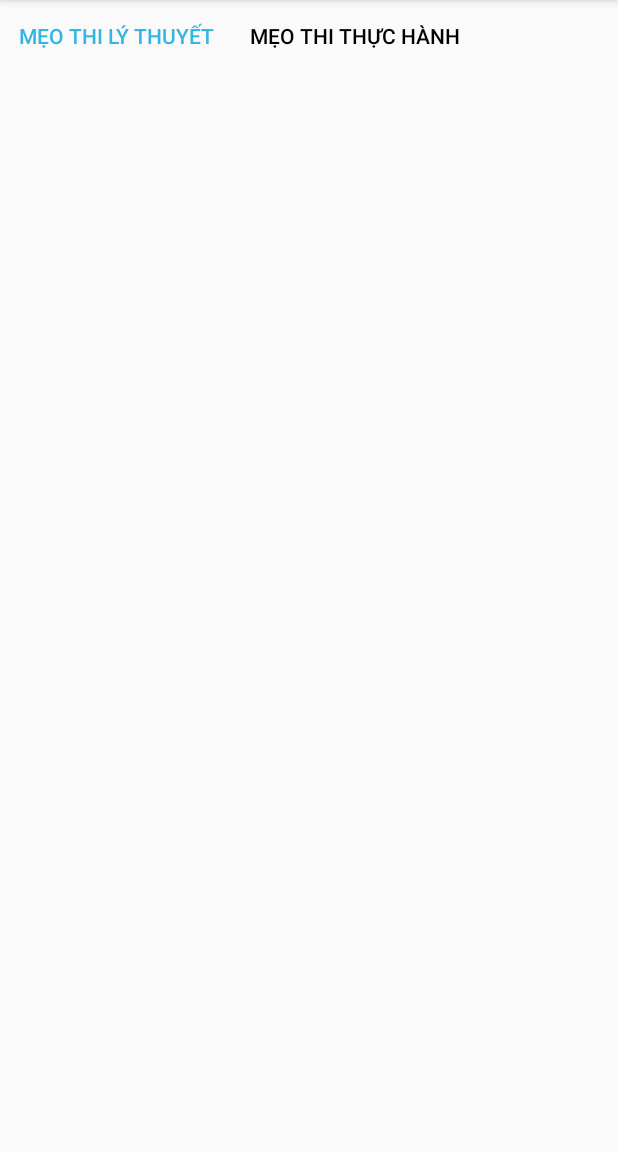
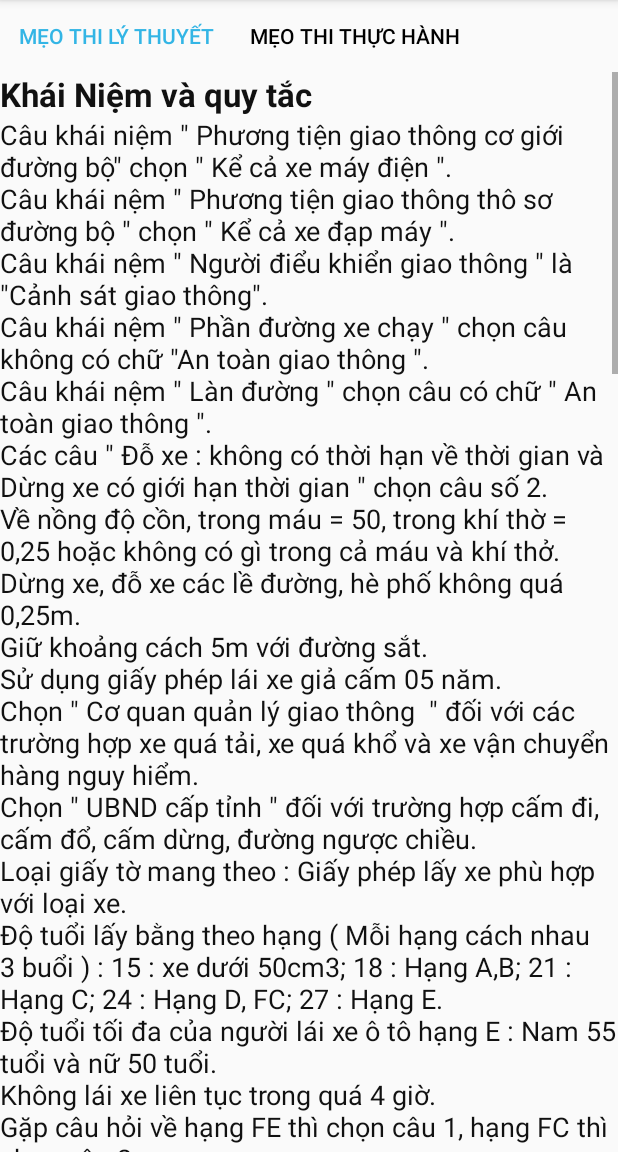
Before and after one commit to phanletrongnhan/Android-cuoiky, an Android app: the FragmentMeoThiLyThuyet screen opened directly, with no data from a screen before it, on a phone screen of 412 x 824 dp, the part 84-1236 px from its top. Run offline under Robolectric (Android 15) with nearby library versions, the phone set to English and light mode, and no system bars.

Commit message:
Reload meo li thuyet va thuc hanh

```diff
--- a/BangLaiXe/app/src/main/java/com/example/banglaixe/FragmentMeoThiLyThuyet.java
+++ b/BangLaiXe/app/src/main/java/com/example/banglaixe/FragmentMeoThiLyThuyet.java
@@ -4,17 +4,82 @@ import android.os.Bundle;
 import android.view.LayoutInflater;
 import android.view.View;
 import android.view.ViewGroup;
+import android.widget.ListView;
+import android.widget.Toast;
 
 import androidx.annotation.NonNull;
 import androidx.annotation.Nullable;
 import androidx.fragment.app.Fragment;
 
+import java.util.ArrayList;
+
 public class FragmentMeoThiLyThuyet extends Fragment {
+
+    private ListView lvMeoLyThuyet;
+    private ArrayList<Meo_Ly_Thuyet> mangMeoLyThuyet;
+
     private View mRootView;
+
+    public FragmentMeoThiLyThuyet() {
+
+    }
+
     @Nullable
     @Override
     public View onCreateView(@NonNull LayoutInflater inflater, @Nullable ViewGroup container, @Nullable Bundle savedInstanceState) {
-        mRootView = inflater.inflate(R.layout.fragment_meo_thi_ly_thuyet,container,false);
+        mRootView = inflater.inflate(R.layout.list_meo_ly_thuyet,container,false);
         return mRootView;
     }
+
+    @Override
+    public void onViewCreated(@NonNull View view, @Nullable Bundle savedInstanceState) {
+        super.onViewCreated(view, savedInstanceState);
+
+
+        lvMeoLyThuyet = (ListView) getView()  .findViewById(R.id.listViewMeoLT);
+        mangMeoLyThuyet = new ArrayList<Meo_Ly_Thuyet>();
+
+        mangMeoLyThuyet.add(new Meo_Ly_Thuyet("Khái Niệm và quy tắc","Câu khái niệm \" Phương tiện giao thông cơ giới đường bộ\" chọn \" Kể cả xe máy điện \".\n" +
+                "Câu khái nệm \" Phương tiện giao thông thô sơ đường bộ \" chọn \" Kể cả xe đạp máy \".\n" +
+                "Câu khái nệm \" Người điểu khiển giao thông \" là \"Cảnh sát giao thông\".\n" +
+                "Câu khái nệm \" Phần đường xe chạy \" chọn câu không có chữ \"An toàn giao thông \".\n" +
+                "Câu khái nệm \" Làn đường \" chọn câu có chữ \" An toàn giao thông \".\n" +
+                "Các câu \" Đỗ xe : không có thời hạn về thời gian và Dừng xe có giới hạn thời gian \" chọn câu số 2.\n" +
+                "Về nồng độ cồn, trong máu = 50, trong khí thờ = 0,25 hoặc không có gì trong cả máu và khí thở.\n" +
+                "Dừng xe, đỗ xe các lề đường, hè phố không quá 0,25m.\n" +
+                "Giữ khoảng cách 5m với đường sắt.\n" +
+                "Sử dụng giấy phép lái xe giả cấm 05 năm.\n" +
+                "Chọn \" Cơ quan quản lý giao thông  \" đối với các trường hợp xe quá tải, xe quá khổ và xe vận chuyển hàng nguy hiểm.\n" +
+                "Chọn \" UBND cấp tỉnh \" đối với trường hợp cấm đi, cấm đổ, cấm dừng, đường ngược chiều.\n" +
+                "Loại giấy tờ mang theo : Giấy phép lấy xe phù hợp với loại xe.\n" +
+                "Độ tuổi lấy bằng theo hạng ( Mỗi hạng cách nhau 3 buổi ) : 15 : xe dưới 50cm3; 18 : Hạng A,B; 21 : Hạng C; 24 : Hạng D, FC; 27 : Hạng E.\n" +
+                "Độ tuổi tối đa của người lái xe ô tô hạng E : Nam 55 tuổi và nữ 50 tuổi.\n" +
+                "Không lái xe liên tục trong quá 4 giờ.\n" +
+                "Gặp câu hỏi về hạng FE thì chọn câu 1, hạng FC thì chọn câu 2.\n" +
+                "Tốc độ giới hạn của xe : Bên ngoài khu dân cư 80km/h < 3,5 tấn, 70km/h > 3,5 tấn.\n" +
+                "Tốc độ của xe ô tô trên đường cao tốc, bạn lấy tốc độ ( lớn nhất ) trong câu hỏi đó rồi trừ cho 30 thì sẽ ra đáp án đúng.\n"));
+
+
+        mangMeoLyThuyet.add(new Meo_Ly_Thuyet("Hệ thống biển báo","Đối với các câu có biển báo hiệu lệnh được đặt trước ngã ba, ngã tư. Chọn caai 1 nếu câu hỏi 1 dòng, câu 3 nếu câu hỏi có 2 dòng.\n" +
+                "Biển báo cấm máy kéo thì không cấm ô tô tải và ngược lại.\n" +
+                "Biển báo cấm rẽ trái thì cấm quay đầu và biển báo cấm quay đầu thì không cấm rẽ trái.\n"));
+
+
+        mangMeoLyThuyet.add(new Meo_Ly_Thuyet("Sa hình","Đối với các câu hỏi liên quan đến việc điều khiển của CSGT, CSGT giơ tay thẳng lên thì các loại xe phải dừng lại, đưa 1 hoặc 2 tay giang ngang thì các xe trứớc và đằng sau phải dùng lại\n" +
+                "Đường giao nhau có vòng xuyến nhường bên trái, không có vòng xuyến nhường bên phải.\n" +
+                "Thấy xuất hiện \" Công an \" thì chọn câu số 3\n" +
+                "Xe nào đã vào ngã tư thì xe đó có quyền ưu tiên đi trước cao nhất.\n" +
+                "Tiếp đó đến các xe ưu tiên. Trong các xe ưu tiên thì xe cứu hỏa có ưu tiên xe quân sự, xe công an, xe cứu thương.\n" +
+                "Tiếp đó nếu cùng là xe ưu tiên hoặc cùng là xe không ưu tiên thì có quyền đi trước ( Xem biển báo hoặc tín hiệu đèn ).\n" +
+                "Xe nào không vướng xe khác ở bên phải có quyền đi trước. Thứ tự ưu tiên tiếp theo : xe rẽ phải => xe đi thằng => Xe rẽ trái. \n"));
+
+        MeoLyThuyetAdapter adapter = new MeoLyThuyetAdapter(
+                getActivity(),
+                R.layout.fragment_meo_thi_ly_thuyet,
+                mangMeoLyThuyet
+        );
+       lvMeoLyThuyet.setAdapter(adapter);
+
+
+    }
 }
--- a/BangLaiXe/app/src/main/java/com/example/banglaixe/FragmentMeoThiThucHanh.java
+++ b/BangLaiXe/app/src/main/java/com/example/banglaixe/FragmentMeoThiThucHanh.java
@@ -4,17 +4,74 @@ import android.os.Bundle;
 import android.view.LayoutInflater;
 import android.view.View;
 import android.view.ViewGroup;
+import android.widget.ListView;
 
 import androidx.annotation.NonNull;
 import androidx.annotation.Nullable;
 import androidx.fragment.app.Fragment;
 
+import java.util.ArrayList;
+
 public class FragmentMeoThiThucHanh extends Fragment {
+    private ListView lvMeoThucHanh;
+    private ArrayList<Meo_Thuc_Hanh> mangMeoThucHanh;
+
     private View mRootView;
+
+    public FragmentMeoThiThucHanh() {
+
+    }
+
     @Nullable
     @Override
     public View onCreateView(@NonNull LayoutInflater inflater, @Nullable ViewGroup container, @Nullable Bundle savedInstanceState) {
-        mRootView = inflater.inflate(R.layout.fragment_meo_thi_thuc_hanh,container,false);
+        mRootView = inflater.inflate(R.layout.list_meo_thuc_hanh,container,false);
         return mRootView;
     }
-}
+
+    @Override
+    public void onViewCreated(@NonNull View view, @Nullable Bundle savedInstanceState) {
+        super.onViewCreated(view, savedInstanceState);
+
+
+        lvMeoThucHanh = (ListView) getView()  .findViewById(R.id.listViewMeoTH);
+        mangMeoThucHanh = new ArrayList<Meo_Thuc_Hanh>();
+
+        mangMeoThucHanh.add(new Meo_Thuc_Hanh("Giới Thiệu","Hiện nay, Trong việc thi bằng lái xe máy thì phần thi thực hành chấm điểm tự động bằng chip. Do máy tự động chấm điểm nên việc thi thực hành tỷ lệ trượt nhiều hơn trước. Qua quá trình tổ chức thi sát hạch qua rất nhiều học viên đúc kết ra một số mẹo cần chuẩn bị trước để thi đảm bảo đỗ 100%\n" +
+                "\n" +
+                "1. Tập trước vòng số 8 ở nhà.\n" +
+                "Phần thi thực hành trượt nhiều nhất là ở phần thi vòng số 8. Do đó, việc bạn đã biết đi xe máy thành thạo nhưng chưa tập qua vòng số 8  thì cũng rất dễ bị trượt. Bạn nên tập trung qua vòng số 8 càng nhiều lần càng tốt. Ít nhất là lúc đi xe vào trong vòng số 8 không còn cảm thấy loạng choạng.\n" +
+                "\n" +
+                "2. Hôm thi lên sân thi thật sớm.\n" +
+                "Tại sao chúng tôi lại khuyên bạn như vậy ? Bởi vì xe bạn thì bạn quen với nó, đi rất ngon lành. Nhưng xe của sân thi thì khác rất nhiều đấy, nếu bạn không đến sớm để làm quen với nó thì cũng rất dễ trượt. Hơn nữa, buổi thi thường sẽ có rất đông người. Nếu bạn đến sớm thì không phải chờ lâu mới được tập xe. Còn nếu đến muộn thì khả năng cao phải xếp hàng dài mới đến lượt mình.\n" +
+                "\n" +
+                "3. Cách đi để không bị chạm vạch\n" +
+                "Đi xe vào từ mép ngoài bên trái, bởi vì như thế thì bánh sau mới không bị đè lên vạch. Nếu bạn đi vào từ mép ngoài bên phải thì bánh trước vào rất ngon lành, nhưng rất tiếc bánh sau sẽ bị đè lên vạch ngay. Tương tự lúc ra khỏi vòng số 8 cũng như vậy. Bạn phải cho xe ra từ mép ngoài bên trái, nếu không bánh sau của xe cũng sẽ đè lên vạch.\n" +
+                "\n" +
+                "Lưu Ý : Lúc thi thực hành bạn nên để xe ở số 3 mà đi. Bởi vì số 4 thì có thể hơi yếu, nhưng số 1,2 thì sẽ bị giật mạnh. Phần đường gồ ghề bạn nên để số 3 đi và nên đi chậm chậm vừa phải nếu không muốn bay luôn cả người và xe ra ngoài.\n"));
+
+        mangMeoThucHanh.add(new Meo_Thuc_Hanh("Bài 1 : Chạy Theo Vòng Số 8","Phần 1 : Chạy theo vòng số 8\n" +
+                "\n" +
+                " - Khi nghe gọi tên vào thi thực hành bài thi sát hạch lái xe mô tô thí sinh nhận xe, đội mũ bảo hiểm, gạt chống xe và nổ máy đưa xe vào vị trí xuất phát.\n" +
+                "\n" +
+                " - Trong phần thi số 1 thí sonh phải nhớ nguyên tắc vào 8 ra 3, phải chạy đủ vòng. Nên chạy với tốc độ vừa phải trong suốt lộ trình.\n" +
+                "\n" +
+                " - Khi nghe hiệu lệnh của người chấm thi thì thí sinh bất đầu phần thi số 1 của phần thi thực hành thi sát hạch lái xe mô tô.\n" +
+                "\n" +
+                " - Gài số vào hình, xuất phát rẽ phải đi 1 vòng số 8 theo mũi tên đỏ sau đó vòng ra cửa số 2 theo hướng mũi tên xanh.\n" +
+                "\n" +
+                " => Lưu Ý : Trong phần này thì thí sinh nên để số 2 đi luôn cho nóng máy. Khi chạy sa hình số 8, thí sinh mêm hạn nhẹ tay ga xuống. Tuy nhiên tốc độ không nên quá chậm, nếu nhanh thì thí sinh có thể ra thẳng từ từ để phần bánh trước của xe mình bám vào vành ngoài của vòng số 8. Đây là phần thi khó nhất của bài thi thực hành sát hạch lái xe mô tô và giám khảo cũng thương quan sát kỹ phần thi này nên các bạn cần lưu ý.\n"));
+
+        mangMeoThucHanh.add(new Meo_Thuc_Hanh("Bài 2 : Chạy Vào Đường Hẹp"," Trong Phần này Đường đi khá hẹp nên các bạn thí sinh cần lưu ý chỉ nên đi với tốc độ vừa phải, và đi giữa đường để tránh bị chạm vạch."));
+
+        mangMeoThucHanh.add(new Meo_Thuc_Hanh("Bài 3 : Chạy Đường Quanh Co"," Trong phần 3 của bài thi thực hành thi sát hạch lái xe mô tô, thí sinh nên nhảy ga đều đặn để xe chạy nhịp nhành. Phần thi này đòi nhỏi học viên cần có kĩ năng đi vòng cua."));
+
+        mangMeoThucHanh.add(new Meo_Thuc_Hanh("Bài 4 : Chạy Đường Quanh Co"," Đây là phần thi thực hành cuối cùng. Các thí sinh phải giữ vững tay lái của mình trsanh tình trạng mất lái, không nên đi với tốc độ quá chậm vì sẽ dễ ngã ảnh hưởng đến bài thi."));
+
+        MeoThucHanhAdapter adapter = new MeoThucHanhAdapter(
+                getActivity(),
+                R.layout.fragment_meo_thi_thuc_hanh,
+                mangMeoThucHanh
+        );
+        lvMeoThucHanh.setAdapter(adapter);
+}}
--- a/BangLaiXe/app/src/main/java/com/example/banglaixe/MeoLyThuyetAdapter.java
+++ b/BangLaiXe/app/src/main/java/com/example/banglaixe/MeoLyThuyetAdapter.java
@@ -1,4 +1,52 @@
 package com.example.banglaixe;
 
-public class MeoLyThuyetAdapter {
+import android.content.Context;
+import android.text.Layout;
+import android.view.LayoutInflater;
+import android.view.View;
+import android.view.ViewGroup;
+import android.widget.BaseAdapter;
+import android.widget.TextView;
+
+import java.util.ArrayList;
+import java.util.List;
+
+public class MeoLyThuyetAdapter extends BaseAdapter {
+    Context myContext;
+    int myLayout;
+    List<Meo_Ly_Thuyet> arrayMeoLT;
+
+    public MeoLyThuyetAdapter(Context context, int layout, ArrayList<Meo_Ly_Thuyet> meoLTList){
+            myContext = context;
+            myLayout = layout;
+            arrayMeoLT = meoLTList;
+    }
+
+    @Override
+    public int getCount() {
+        return arrayMeoLT.size();
+    }
+
+    @Override
+    public Object getItem(int position) {
+        return null;
+    }
+
+    @Override
+    public long getItemId(int position) {
+        return 0;
+    }
+
+    @Override
+    public View getView(int position, View convertView, ViewGroup parent) {
+        LayoutInflater inflater = (LayoutInflater) myContext.getSystemService(Context.LAYOUT_INFLATER_SERVICE);
+        convertView = inflater.inflate(myLayout, null);
+
+        TextView txtTenMeo = (TextView) convertView.findViewById(R.id.textViewTenMeoLT);
+        txtTenMeo.setText(arrayMeoLT.get(position).TenMeoLT);
+
+        TextView txtNoiDungMeo = (TextView) convertView.findViewById(R.id.textViewNoiDung);
+        txtNoiDungMeo.setText(arrayMeoLT.get(position).NoiDungMeoLT);
+        return convertView;
+    }
 }
--- a/BangLaiXe/app/src/main/java/com/example/banglaixe/MeoThucHanhAdapter.java
+++ b/BangLaiXe/app/src/main/java/com/example/banglaixe/MeoThucHanhAdapter.java
@@ -1,4 +1,51 @@
 package com.example.banglaixe;
 
-public class MeoThucHanhAdapter {
+import android.content.Context;
+import android.view.LayoutInflater;
+import android.view.View;
+import android.view.ViewGroup;
+import android.widget.BaseAdapter;
+import android.widget.TextView;
+
+import java.util.ArrayList;
+import java.util.List;
+
+public class MeoThucHanhAdapter extends BaseAdapter {
+    Context myContext;
+    int myLayout;
+    List<Meo_Thuc_Hanh> arrayMeoTH;
+
+    public MeoThucHanhAdapter(Context context, int layout, ArrayList<Meo_Thuc_Hanh> meoTHList){
+        myContext = context;
+        myLayout = layout;
+        arrayMeoTH = meoTHList;
+    }
+
+    @Override
+    public int getCount() {
+        return arrayMeoTH.size();
+    }
+
+    @Override
+    public Object getItem(int position) {
+        return null;
+    }
+
+    @Override
+    public long getItemId(int position) {
+        return 0;
+    }
+
+    @Override
+    public View getView(int position, View convertView, ViewGroup parent) {
+        LayoutInflater inflater = (LayoutInflater) myContext.getSystemService(Context.LAYOUT_INFLATER_SERVICE);
+        convertView = inflater.inflate(myLayout, null);
+
+        TextView txtTenMeoTH = (TextView) convertView.findViewById(R.id.textViewTenTH);
+        txtTenMeoTH.setText(arrayMeoTH.get(position).TenMeoTH);
+
+        TextView txtNoiDungMeoTH = (TextView) convertView.findViewById(R.id.textViewNoiDungTH);
+        txtNoiDungMeoTH.setText(arrayMeoTH.get(position).NoiDungMeoTH);
+        return convertView;
+    }
 }
--- a/BangLaiXe/app/src/main/java/com/example/banglaixe/Meo_Ly_Thuyet.java
+++ b/BangLaiXe/app/src/main/java/com/example/banglaixe/Meo_Ly_Thuyet.java
@@ -1,4 +1,11 @@
 package com.example.banglaixe;
 
 public class Meo_Ly_Thuyet {
+    public String TenMeoLT;
+    public String NoiDungMeoLT;
+
+    public Meo_Ly_Thuyet(String tenMeoLT, String noiDungMeoLT) {
+        TenMeoLT = tenMeoLT;
+        NoiDungMeoLT = noiDungMeoLT;
+    }
 }
--- a/BangLaiXe/app/src/main/java/com/example/banglaixe/Meo_Thuc_Hanh.java
+++ b/BangLaiXe/app/src/main/java/com/example/banglaixe/Meo_Thuc_Hanh.java
@@ -1,4 +1,11 @@
 package com.example.banglaixe;
 
 public class Meo_Thuc_Hanh {
+    public String TenMeoTH;
+    public String NoiDungMeoTH;
+
+    public Meo_Thuc_Hanh(String tenMeoTH, String noiDungMeoTH) {
+        TenMeoTH = tenMeoTH;
+        NoiDungMeoTH = noiDungMeoTH;
+    }
 }
--- a/BangLaiXe/app/src/main/res/layout/fragment_meo_thi_ly_thuyet.xml
+++ b/BangLaiXe/app/src/main/res/layout/fragment_meo_thi_ly_thuyet.xml
@@ -3,4 +3,20 @@
     android:orientation="vertical" android:layout_width="match_parent"
     android:layout_height="match_parent">
 
+    <TextView
+        android:id="@+id/textViewTenMeoLT"
+        android:layout_width="match_parent"
+        android:layout_height="wrap_content"
+        android:text="Large Text"
+        android:textStyle="bold"
+        android:textColor="#111"
+        android:textAppearance="@style/TextAppearance.AppCompat.Large" />
+
+    <TextView
+        android:id="@+id/textViewNoiDung"
+        android:layout_width="match_parent"
+        android:layout_height="wrap_content"
+        android:text="Medium text"
+        android:textColor="#111"
+        android:textAppearance="@style/TextAppearance.AppCompat.Medium" />
 </LinearLayout>
--- a/BangLaiXe/app/src/main/res/layout/list_meo_thuc_hanh.xml
+++ b/BangLaiXe/app/src/main/res/layout/list_meo_thuc_hanh.xml
@@ -3,4 +3,8 @@
     android:orientation="vertical" android:layout_width="match_parent"
     android:layout_height="match_parent">
 
+    <ListView
+        android:id="@+id/listViewMeoTH"
+        android:layout_width="match_parent"
+        android:layout_height="match_parent" />
 </LinearLayout>
```
Also changed, not shown: BangLaiXe/app/src/main/java/com/example/banglaixe/Fragment/FragmentBienBaoCam.java (+1 -103 lines), BangLaiXe/app/src/main/res/layout/fragment_meo_thi_thuc_hanh.xml (+16 -0 lines).
